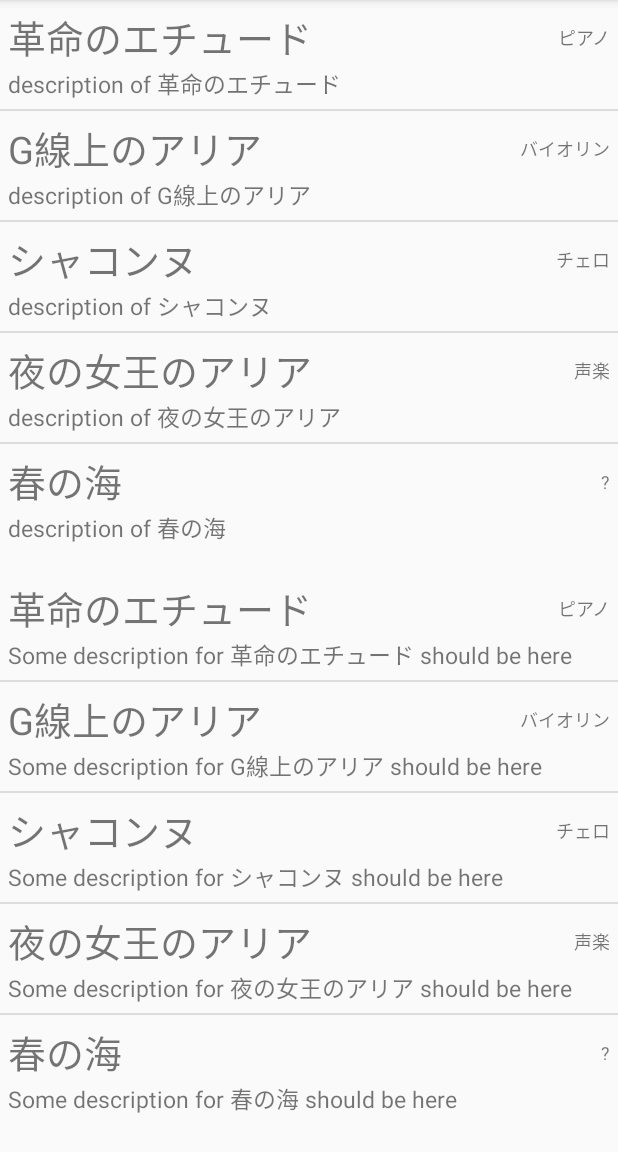
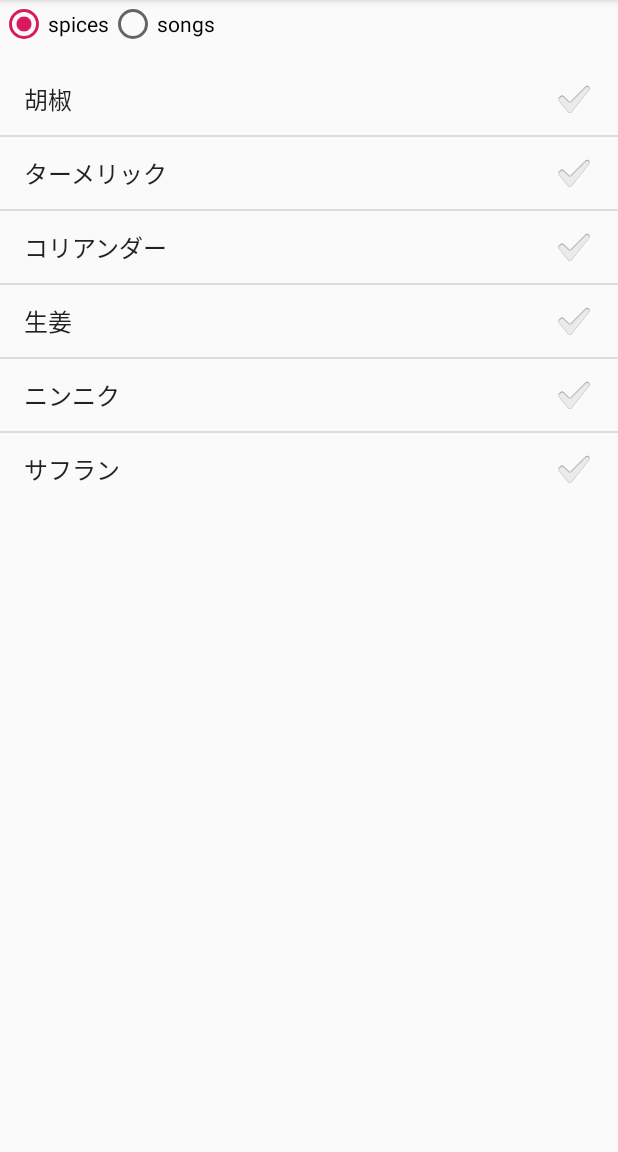
Before and after one commit to ryym/learn-android-list, an Android app: the screen it shows after launch (MainActivity), on a phone screen of 412 x 824 dp, the part 84-1236 px from its top. Run offline under Robolectric (Android 15) with nearby library versions, the phone set to English and light mode, and no system bars.

Commit message:
Enable to toggle shown sections

```diff
--- a/app/src/main/java/com/example/learnlist/MainActivity.kt
+++ b/app/src/main/java/com/example/learnlist/MainActivity.kt
@@ -5,6 +5,7 @@ import android.os.Bundle
 import android.view.ActionMode
 import android.view.Menu
 import android.view.MenuItem
+import android.view.View
 import android.widget.*
 import androidx.core.view.children
 
@@ -16,6 +17,19 @@ class MainActivity : AppCompatActivity() {
         setupSpiceList()
         setupSongList()
         setupSongListByCustomAdapter()
+
+        val sections = mapOf(
+            R.id.show_spices to R.id.spices,
+            R.id.show_songs to R.id.songs_container
+        )
+        val radios = findViewById<RadioGroup>(R.id.shownSections)
+        radios.setOnCheckedChangeListener { _, checkedId ->
+            for ((radioId, sectionId) in sections) {
+                val view = findViewById<View>(sectionId)
+                view.visibility = if (radioId == checkedId) View.VISIBLE else View.GONE
+            }
+        }
+        radios.check(R.id.show_spices)
     }
 
     private fun setupSpiceList() {
--- a/app/src/main/res/layout/activity_main.xml
+++ b/app/src/main/res/layout/activity_main.xml
@@ -7,23 +7,50 @@
     android:orientation="vertical"
     tools:context=".MainActivity">
 
-    <ListView
-        android:id="@+id/songs2"
+    <RadioGroup
+        android:id="@+id/shownSections"
         android:layout_width="match_parent"
         android:layout_height="wrap_content"
-        android:layout_marginBottom="12sp" />
+        android:orientation="horizontal"
+        android:layout_marginBottom="10sp">
 
-    <ListView
-        android:id="@+id/songs"
-        android:layout_width="match_parent"
-        android:layout_height="wrap_content"
-        android:layout_marginBottom="12sp"/>
+        <RadioButton
+            android:id="@+id/show_spices"
+            android:layout_width="wrap_content"
+            android:layout_height="wrap_content"
+            android:text="spices" />
+
+        <RadioButton
+            android:id="@+id/show_songs"
+            android:layout_width="wrap_content"
+            android:layout_height="wrap_content"
+            android:layout_weight="1"
+            android:text="songs" />
+    </RadioGroup>
 
     <ListView
         android:id="@+id/spices"
         android:layout_width="match_parent"
-        android:layout_height="match_parent"
-        android:choiceMode="multipleChoiceModal">
-    </ListView>
+        android:layout_height="wrap_content"
+        android:choiceMode="multipleChoiceModal"></ListView>
+
+    <LinearLayout
+        android:id="@+id/songs_container"
+        android:layout_width="match_parent"
+        android:layout_height="wrap_content"
+        android:orientation="vertical">
+
+        <ListView
+            android:id="@+id/songs"
+            android:layout_width="match_parent"
+            android:layout_height="wrap_content"
+            android:layout_marginBottom="12sp" />
+
+        <ListView
+            android:id="@+id/songs2"
+            android:layout_width="match_parent"
+            android:layout_height="wrap_content"
+            android:layout_marginBottom="12sp" />
+    </LinearLayout>
 
 </LinearLayout>
```
